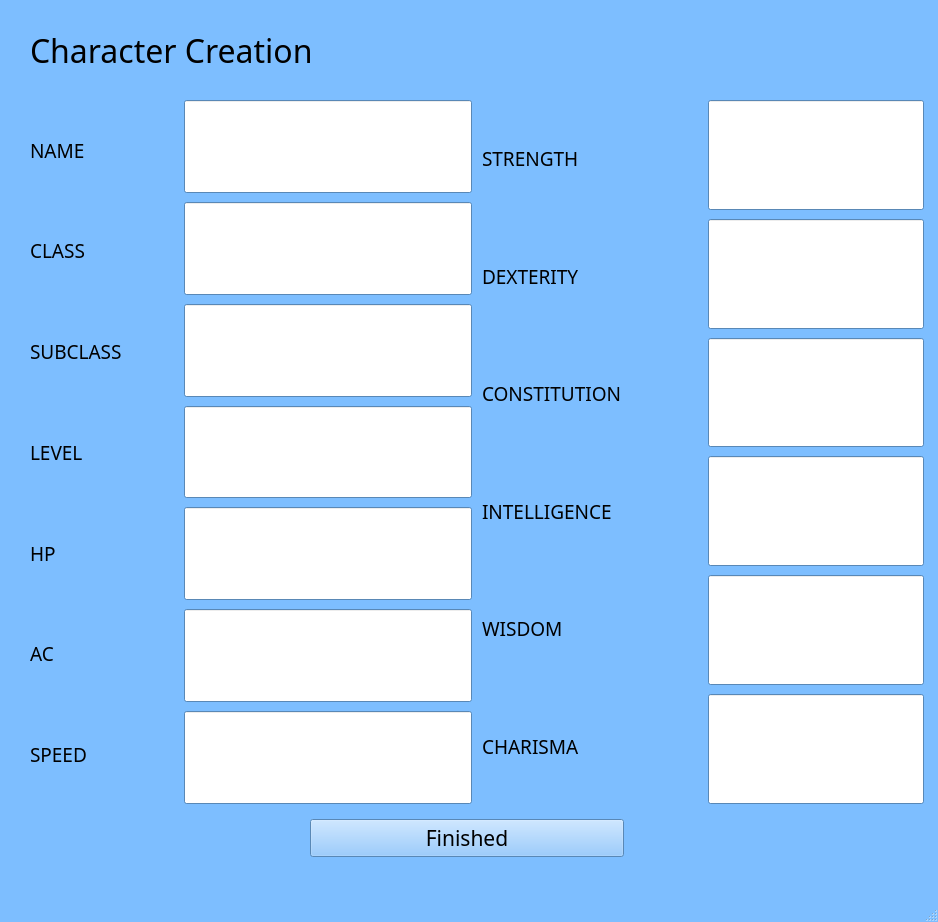
Above: frontend/assets/ventana_creacion_personaje.ui from ignacio-quera/DND-Combat-Simulator before the change. Below: the same form after it.
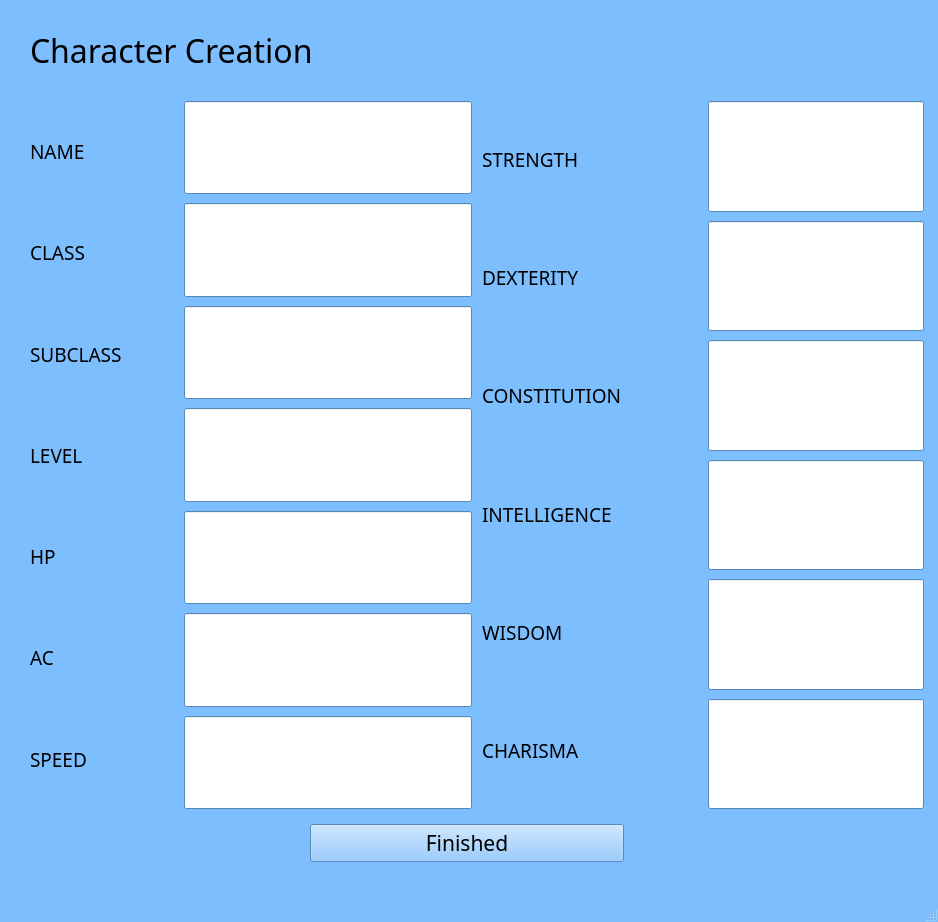
That is the form after the change.

What changed in the file:
```diff
--- a/frontend/assets/ventana_creacion_personaje.ui
+++ b/frontend/assets/ventana_creacion_personaje.ui
@@ -451,7 +451,7 @@
       <number>5</number>
      </property>
      <property name="bottomMargin">
-      <number>5</number>
+      <number>0</number>
      </property>
      <item>
       <layout class="QHBoxLayout" name="horizontalLayout_7">
```
Left out of the diff: 2 changed lines with no effect on the pictures.
